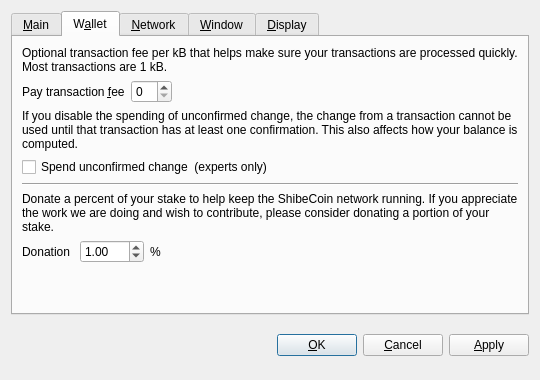
Above: src/qt/forms/optionsdialog.ui from ShibeCoin/shibecoin before the change. Below: the same form after it.
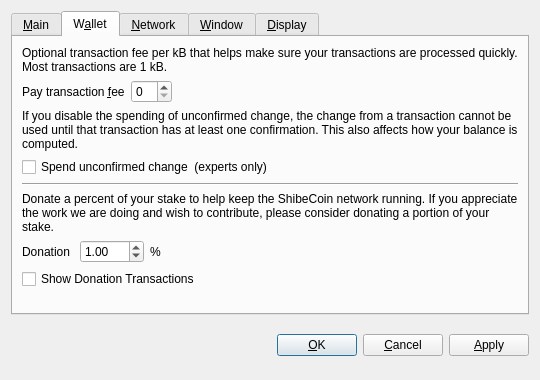
That is the form after the change. The open tabs and pages were chosen to show the change. Custom widgets are drawn as their Qt base class.

Commit message: More fixes and improvements to donations. Option to display donation transactions.

```diff
--- a/src/qt/forms/optionsdialog.ui
+++ b/src/qt/forms/optionsdialog.ui
@@ -214,6 +214,13 @@
          </item>
         </layout>
        </item>
+       <item>
+        <widget class="QCheckBox" name="showDonationTransactions">
+         <property name="text">
+          <string>Show Donation Transactions</string>
+         </property>
+        </widget>
+       </item>
        <item>
         <spacer name="verticalSpacer">
          <property name="orientation">
```
Left out of the diff: 2 changed lines with no effect on the pictures. The commit also changes 14 other files.
